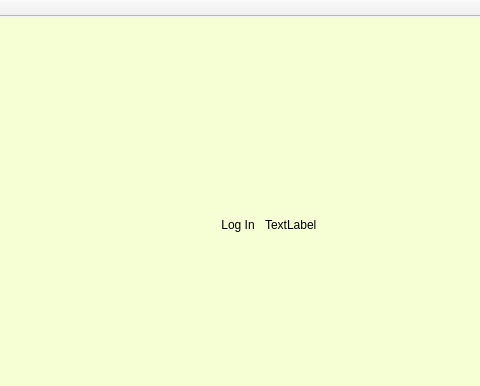
Old version of the form mainwindow.ui in the repository SisAdminNsk/CarRentalClient; both pictures show x 204 to 684 and y 0 to 386 of the 857 by 602 pixel window.
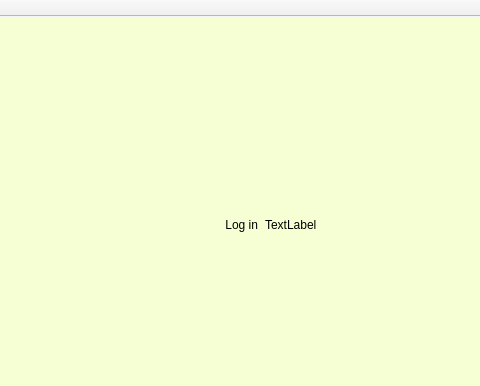
New version of the form.

Diff of the .ui file:
```diff
--- a/mainwindow.ui
+++ b/mainwindow.ui
@@ -46,7 +46,7 @@
 </string>
           </property>
           <property name="text">
-           <string>Log In </string>
+           <string>Log in</string>
           </property>
           <property name="alignment">
            <set>Qt::AlignRight|Qt::AlignTrailing|Qt::AlignVCenter</set>
```
Left out of the diff: 20 changed lines with no effect on the pictures.
